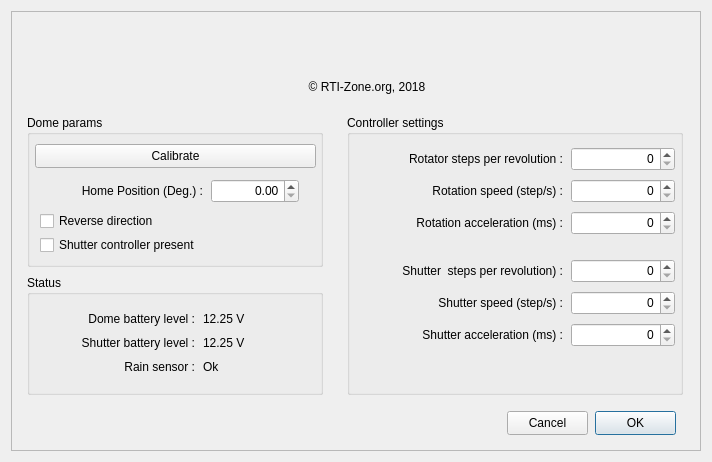
First picture: the form in NexDomeV3.ui, repository rpineau/NexDomeV3, before the edit.
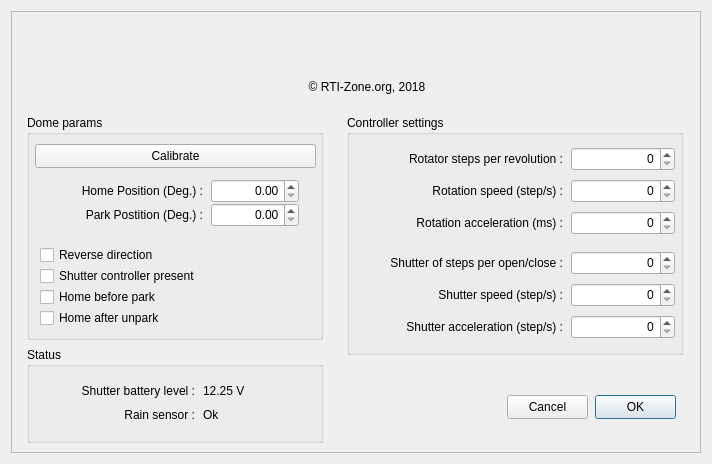
Second picture: the form after the edit. Icons and pictures are not drawn. Custom widgets are drawn as their Qt base class.

Commit message: Implement park in software.

```diff
--- a/NexDomeV3.ui
+++ b/NexDomeV3.ui
@@ -7,19 +7,19 @@
     <x>0</x>
     <y>0</y>
     <width>712</width>
-    <height>462</height>
+    <height>464</height>
    </rect>
   </property>
   <property name="minimumSize">
    <size>
     <width>712</width>
-    <height>462</height>
+    <height>464</height>
    </size>
   </property>
   <property name="maximumSize">
    <size>
     <width>712</width>
-    <height>462</height>
+    <height>464</height>
    </size>
   </property>
   <property name="windowTitle">
@@ -58,12 +58,25 @@
         <x>16</x>
         <y>104</y>
         <width>296</width>
-        <height>152</height>
+        <height>225</height>
        </rect>
       </property>
       <property name="title">
        <string>Dome params</string>
       </property>
+      <widget class="QCheckBox" name="homeOnUnpark">
+       <property name="geometry">
+        <rect>
+         <x>13</x>
+         <y>193</y>
+         <width>140</width>
+         <height>20</height>
+        </rect>
+       </property>
+       <property name="text">
+        <string>Home after unpark</string>
+       </property>
+      </widget>
       <widget class="QPushButton" name="pushButton">
        <property name="geometry">
         <rect>
@@ -81,7 +94,7 @@
        <property name="geometry">
         <rect>
          <x>13</x>
-         <y>120</y>
+         <y>151</y>
          <width>183</width>
          <height>20</height>
         </rect>
@@ -94,7 +107,7 @@
        <property name="geometry">
         <rect>
          <x>13</x>
-         <y>96</y>
+         <y>130</y>
          <width>132</width>
          <height>20</height>
         </rect>
@@ -103,6 +116,19 @@
         <string>Reverse direction</string>
        </property>
       </widget>
+      <widget class="QCheckBox" name="homeOnPark">
+       <property name="geometry">
+        <rect>
+         <x>13</x>
+         <y>172</y>
+         <width>136</width>
+         <height>20</height>
+        </rect>
+       </property>
+       <property name="text">
+        <string>Home before park</string>
+       </property>
+      </widget>
       <widget class="QLabel" name="label_2">
        <property name="geometry">
         <rect>
@@ -135,6 +161,38 @@
         <double>359.990000000000009</double>
        </property>
       </widget>
+      <widget class="QLabel" name="label_3">
+       <property name="geometry">
+        <rect>
+         <x>32</x>
+         <y>88</y>
+         <width>144</width>
+         <height>24</height>
+        </rect>
+       </property>
+       <property name="text">
+        <string>Park Postition (Deg.) :</string>
+       </property>
+       <property name="alignment">
+        <set>Qt::AlignRight|Qt::AlignTrailing|Qt::AlignVCenter</set>
+       </property>
+      </widget>
+      <widget class="QDoubleSpinBox" name="parkPosition">
+       <property name="geometry">
+        <rect>
+         <x>184</x>
+         <y>88</y>
+         <width>88</width>
+         <height>24</height>
+        </rect>
+       </property>
+       <property name="alignment">
+        <set>Qt::AlignRight|Qt::AlignTrailing|Qt::AlignVCenter</set>
+       </property>
+       <property name="maximum">
+        <double>359.990000000000009</double>
+       </property>
+      </widget>
      </widget>
      <widget class="QGroupBox" name="groupBox">
       <property name="geometry">
@@ -142,7 +200,7 @@
         <x>336</x>
         <y>104</y>
         <width>336</width>
-        <height>280</height>
+        <height>240</height>
        </rect>
       </property>
       <property name="title">
@@ -248,7 +306,7 @@
        <property name="geometry">
         <rect>
          <x>224</x>
-         <y>208</y>
+         <y>200</y>
          <width>104</width>
          <height>24</height>
         </rect>
@@ -264,13 +322,13 @@
        <property name="geometry">
         <rect>
          <x>16</x>
-         <y>208</y>
+         <y>200</y>
          <width>200</width>
          <height>24</height>
         </rect>
        </property>
        <property name="text">
-        <string>Shutter acceleration (ms) :</string>
+        <string>Shutter acceleration (step/s) :</string>
        </property>
        <property name="alignment">
         <set>Qt::AlignRight|Qt::AlignTrailing|Qt::AlignVCenter</set>
@@ -280,7 +338,7 @@
        <property name="geometry">
         <rect>
          <x>56</x>
-         <y>176</y>
+         <y>168</y>
          <width>160</width>
          <height>24</height>
         </rect>
@@ -296,7 +354,7 @@
        <property name="geometry">
         <rect>
          <x>224</x>
-         <y>176</y>
+         <y>168</y>
          <width>104</width>
          <height>24</height>
         </rect>
@@ -308,27 +366,11 @@
         <number>999999999</number>
        </property>
       </widget>
-      <widget class="QLabel" name="label_15">
-       <property name="geometry">
-        <rect>
-         <x>16</x>
-         <y>144</y>
-         <width>200</width>
-         <height>24</height>
-        </rect>
-       </property>
-       <property name="text">
-        <string>Shutter  steps per revolution) :</string>
-       </property>
-       <property name="alignment">
-        <set>Qt::AlignRight|Qt::AlignTrailing|Qt::AlignVCenter</set>
-       </property>
-      </widget>
       <widget class="QSpinBox" name="shutterTicks">
        <property name="geometry">
         <rect>
          <x>224</x>
-         <y>144</y>
+         <y>136</y>
          <width>104</width>
          <height>24</height>
         </rect>
@@ -336,14 +378,24 @@
        <property name="alignment">
         <set>Qt::AlignRight|Qt::AlignTrailing|Qt::AlignVCenter</set>
        </property>
-       <property name="minimum">
-        <number>0</number>
-       </property>
        <property name="maximum">
         <number>999999999</number>
        </property>
-       <property name="value">
-        <number>0</number>
+      </widget>
+      <widget class="QLabel" name="label_13">
+       <property name="geometry">
+        <rect>
+         <x>8</x>
+         <y>136</y>
+         <width>208</width>
+         <height>24</height>
+        </rect>
+       </property>
+       <property name="text">
+        <string>Shutter of steps per open/close :</string>
+       </property>
+       <property name="alignment">
+        <set>Qt::AlignRight|Qt::AlignTrailing|Qt::AlignVCenter</set>
        </property>
       </widget>
      </widget>
@@ -389,7 +441,7 @@
       <property name="geometry">
        <rect>
         <x>496</x>
-        <y>400</y>
+        <y>384</y>
         <width>81</width>
         <height>24</height>
        </rect>
@@ -402,7 +454,7 @@
       <property name="geometry">
        <rect>
         <x>584</x>
-        <y>400</y>
+        <y>384</y>
         <width>81</width>
         <height>24</height>
        </rect>
@@ -418,9 +470,9 @@
       <property name="geometry">
        <rect>
         <x>16</x>
-        <y>264</y>
+        <y>336</y>
         <width>296</width>
-        <height>120</height>
+        <height>96</height>
        </rect>
       </property>
       <property name="title">
@@ -430,7 +482,7 @@
        <property name="geometry">
         <rect>
          <x>176</x>
-         <y>80</y>
+         <y>56</y>
          <width>96</width>
          <height>24</height>
         </rect>
@@ -439,27 +491,11 @@
         <string>Ok</string>
        </property>
       </widget>
-      <widget class="QLabel" name="label_7">
-       <property name="geometry">
-        <rect>
-         <x>32</x>
-         <y>32</y>
-         <width>136</width>
-         <height>24</height>
-        </rect>
-       </property>
-       <property name="text">
-        <string>Dome battery level :</string>
-       </property>
-       <property name="alignment">
-        <set>Qt::AlignRight|Qt::AlignTrailing|Qt::AlignVCenter</set>
-       </property>
-      </widget>
       <widget class="QLabel" name="shutterBatteryLevel">
        <property name="geometry">
         <rect>
          <x>176</x>
-         <y>56</y>
+         <y>32</y>
          <width>56</width>
          <height>24</height>
         </rect>
@@ -472,7 +508,7 @@
        <property name="geometry">
         <rect>
          <x>80</x>
-         <y>80</y>
+         <y>56</y>
          <width>88</width>
          <height>24</height>
         </rect>
@@ -484,27 +520,11 @@
         <set>Qt::AlignRight|Qt::AlignTrailing|Qt::AlignVCenter</set>
        </property>
       </widget>
-      <widget class="QLabel" name="domeBatteryLevel">
-       <property name="geometry">
-        <rect>
-         <x>176</x>
-         <y>32</y>
-         <width>56</width>
-         <height>24</height>
-        </rect>
-       </property>
-       <property name="text">
-        <string>12.25 V</string>
-       </property>
-       <property name="alignment">
-        <set>Qt::AlignLeading|Qt::AlignLeft|Qt::AlignVCenter</set>
-       </property>
-      </widget>
       <widget class="QLabel" name="label_5">
        <property name="geometry">
         <rect>
          <x>24</x>
-         <y>56</y>
+         <y>32</y>
          <width>144</width>
          <height>24</height>
         </rect>
```
The commit also changes 4 other files.
